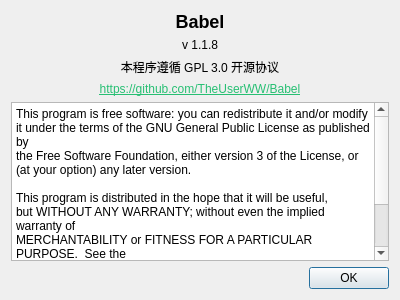
Old version of the form src/Babel/aboutdialog.ui in the repository TheUserWW/Babel.
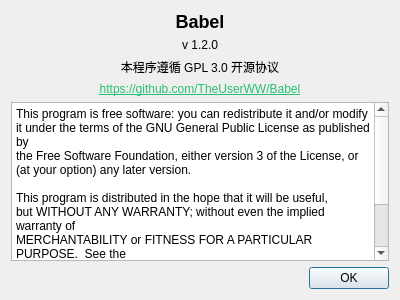
New version of the form.

```diff
--- a/src/Babel/aboutdialog.ui
+++ b/src/Babel/aboutdialog.ui
@@ -27,7 +27,7 @@
    <item>
     <widget class="QLabel" name="labelVersion">
      <property name="text">
-      <string>v 1.1.8</string>
+      <string>v 1.2.0</string>
      </property>
      <property name="alignment">
       <set>Qt::AlignmentFlag::AlignCenter</set>
```
